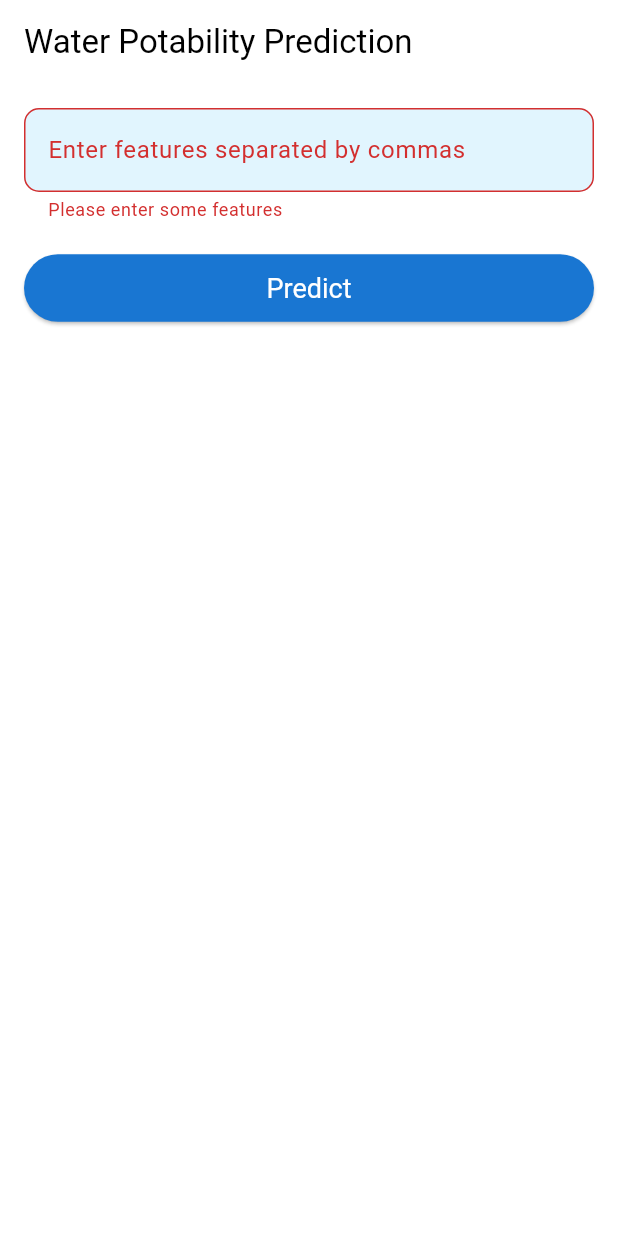
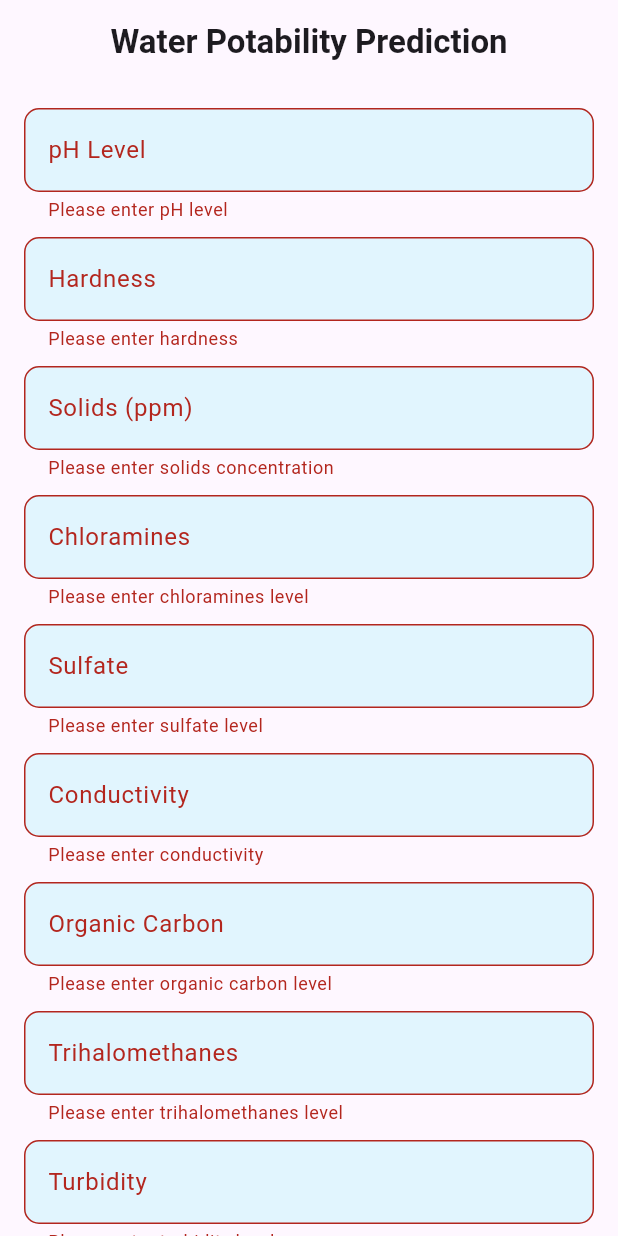
Before and after one commit to makuachteny/water-potability, a Flutter app: the screen it shows after launch, after a tap on "Predict", on a phone screen of 412 x 824 dp. Run offline on Flutter 3.47's test engine with Material 3 defaults, Android fonts, the phone set to English and light mode, and no system bars.

Commit message:
update UI

```diff
--- a/water_potability_app/lib/main.dart
+++ b/water_potability_app/lib/main.dart
@@ -1,12 +1,9 @@
-// ignore_for_file: library_private_types_in_public_api
-
 import 'package:flutter/material.dart';
 import 'results_screen.dart';
 
 void main() {
   runApp(const MyApp());
 }
-
 
 class MyApp extends StatelessWidget {
   const MyApp({super.key});
@@ -17,6 +14,8 @@ class MyApp extends StatelessWidget {
       debugShowCheckedModeBanner: false,
       title: 'Water Potability Prediction',
       theme: ThemeData(
+        primarySwatch: Colors.blue,
+        hintColor: Colors.lightBlueAccent,
         visualDensity: VisualDensity.adaptivePlatformDensity,
         inputDecorationTheme: InputDecorationTheme(
           filled: true,
@@ -27,14 +26,14 @@ class MyApp extends StatelessWidget {
         ),
         elevatedButtonTheme: ElevatedButtonThemeData(
           style: ElevatedButton.styleFrom(
-            foregroundColor: Colors.white, backgroundColor: Colors.blue[700],
+            foregroundColor: Colors.white,
+            backgroundColor: Colors.blue[700],
             textStyle: const TextStyle(fontSize: 18),
             padding: const EdgeInsets.symmetric(horizontal: 16, vertical: 12),
           ),
-        ), colorScheme: ColorScheme.fromSwatch(primarySwatch: Colors.blue).copyWith(secondary: Colors.lightBlueAccent),
         ),
-      // ignore: prefer_const_constructors
-      home: PredictionForm(),
+      ),
+      home: const PredictionForm(),
     );
   }
 }
@@ -43,26 +42,47 @@ class PredictionForm extends StatefulWidget {
   const PredictionForm({super.key});
 
   @override
+  // ignore: library_private_types_in_public_api
   _PredictionFormState createState() => _PredictionFormState();
 }
 
 class _PredictionFormState extends State<PredictionForm> {
   final _formKey = GlobalKey<FormState>();
-  final TextEditingController _featuresController = TextEditingController();
+
+  final TextEditingController _phController = TextEditingController();
+  final TextEditingController _hardnessController = TextEditingController();
+  final TextEditingController _solidsController = TextEditingController();
+  final TextEditingController _chloraminesController = TextEditingController();
+  final TextEditingController _sulfateController = TextEditingController();
+  final TextEditingController _conductivityController = TextEditingController();
+  final TextEditingController _organicCarbonController =
+      TextEditingController();
+  final TextEditingController _trihalomethanesController =
+      TextEditingController();
+  final TextEditingController _turbidityController = TextEditingController();
 
   void _navigateToResultsScreen(String prediction) {
     Navigator.push(
       context,
       MaterialPageRoute(
-          builder: (context) => ResultsScreen(prediction: prediction)),
+        builder: (context) => ResultsScreen(prediction: prediction),
+      ),
     );
   }
 
   @override
   Widget build(BuildContext context) {
     return Scaffold(
-      appBar: AppBar(title: const Text('Water Potability Prediction')),
-      body: Padding(
+      appBar: AppBar(
+        title: const Center(
+          child: Text(
+            'Water Potability Prediction',
+            style: TextStyle(fontWeight: FontWeight.bold),
+          ),
+        ),
+      ),
+      body: SingleChildScrollView(
+        child: Padding(
           padding: const EdgeInsets.all(16.0),
           child: Form(
             key: _formKey,
@@ -70,14 +90,126 @@ class _PredictionFormState extends State<PredictionForm> {
               crossAxisAlignment: CrossAxisAlignment.stretch,
               children: <Widget>[
                 TextFormField(
-                controller: _featuresController,
+                  controller: _phController,
                   decoration: const InputDecoration(
-                  labelText: 'Enter features separated by commas',
-                  hintText: 'e.g. 7.1,3.4,5.6,2.1',
+                    labelText: 'pH Level',
+                    hintText: 'e.g. 7.1',
                   ),
                   validator: (value) {
                     if (value == null || value.isEmpty) {
-                    return 'Please enter some features';
+                      return 'Please enter pH level';
+                    }
+                    return null;
+                  },
+                ),
+                const SizedBox(height: 10),
+                TextFormField(
+                  controller: _hardnessController,
+                  decoration: const InputDecoration(
+                    labelText: 'Hardness',
+                    hintText: 'e.g. 150',
+                  ),
+                  validator: (value) {
+                    if (value == null || value.isEmpty) {
+                      return 'Please enter hardness';
+                    }
+                    return null;
+                  },
+                ),
+                const SizedBox(height: 10),
+                TextFormField(
+                  controller: _solidsController,
+                  decoration: const InputDecoration(
+                    labelText: 'Solids (ppm)',
+                    hintText: 'e.g. 12000',
+                  ),
+                  validator: (value) {
+                    if (value == null || value.isEmpty) {
+                      return 'Please enter solids concentration';
+                    }
+                    return null;
+                  },
+                ),
+                const SizedBox(height: 10),
+                TextFormField(
+                  controller: _chloraminesController,
+                  decoration: const InputDecoration(
+                    labelText: 'Chloramines',
+                    hintText: 'e.g. 6.5',
+                  ),
+                  validator: (value) {
+                    if (value == null || value.isEmpty) {
+                      return 'Please enter chloramines level';
+                    }
+                    return null;
+                  },
+                ),
+                const SizedBox(height: 10),
+                TextFormField(
+                  controller: _sulfateController,
+                  decoration: const InputDecoration(
+                    labelText: 'Sulfate',
+                    hintText: 'e.g. 200',
+                  ),
+                  validator: (value) {
+                    if (value == null || value.isEmpty) {
+                      return 'Please enter sulfate level';
+                    }
+                    return null;
+                  },
+                ),
+                const SizedBox(height: 10),
+                TextFormField(
+                  controller: _conductivityController,
+                  decoration: const InputDecoration(
+                    labelText: 'Conductivity',
+                    hintText: 'e.g. 400',
+                  ),
+                  validator: (value) {
+                    if (value == null || value.isEmpty) {
+                      return 'Please enter conductivity';
+                    }
+                    return null;
+                  },
+                ),
+                const SizedBox(height: 10),
+                TextFormField(
+                  controller: _organicCarbonController,
+                  decoration: const InputDecoration(
+                    labelText: 'Organic Carbon',
+                    hintText: 'e.g. 10',
+                  ),
+                  validator: (value) {
+                    if (value == null || value.isEmpty) {
+                      return 'Please enter organic carbon level';
+                    }
+                    return null;
+                  },
+                ),
+                const SizedBox(height: 10),
+                TextFormField(
+                  controller: _trihalomethanesController,
+                  decoration: const InputDecoration(
+                    labelText: 'Trihalomethanes',
+                    hintText: 'e.g. 80',
+                  ),
+                  validator: (value) {
+                    if (value == null || value.isEmpty) {
+                      return 'Please enter trihalomethanes level';
+                    }
+                    return null;
+                  },
+                ),
+                const SizedBox(height: 10),
+                TextFormField(
+                  controller: _turbidityController,
+                  decoration: const InputDecoration(
+                    labelText: 'Turbidity',
+                    hintText: 'e.g. 4.5',
+                  ),
+                  validator: (value) {
+                    if (value == null || value.isEmpty) {
+                      return 'Please enter turbidity level';
                     }
                     return null;
                   },
@@ -86,8 +218,9 @@ class _PredictionFormState extends State<PredictionForm> {
                 ElevatedButton(
                   onPressed: () {
                     if (_formKey.currentState!.validate()) {
-                    // Call the api here
-                    _navigateToResultsScreen("Dummy Prediction Result");
+                      // Dummy prediction result for now
+                      String dummyPrediction = "Water is potable";
+                      _navigateToResultsScreen(dummyPrediction);
                     }
                   },
                   child: const Text('Predict'),
@@ -96,6 +229,7 @@ class _PredictionFormState extends State<PredictionForm> {
             ),
           ),
         ),
+      ),
     );
   }
 }
--- a/water_potability_app/lib/results_screen.dart
+++ b/water_potability_app/lib/results_screen.dart
@@ -8,29 +8,47 @@ class ResultsScreen extends StatelessWidget {
   @override
   Widget build(BuildContext context) {
     return Scaffold(
-      appBar: AppBar(title: const Text('Prediction Results')),
+      appBar: AppBar(
+        title: const Text('Prediction Results'),
+        centerTitle: true,
+      ),
       body: Center(
         child: Padding(
-          padding: const EdgeInsets.all(16.0),
+          padding: const EdgeInsets.all(20.0),
           child: Column(
             mainAxisAlignment: MainAxisAlignment.center,
             crossAxisAlignment: CrossAxisAlignment.center,
             children: [
-              const Text(
-                'Prediction:',
-                style: TextStyle(fontSize: 24, fontWeight: FontWeight.bold),
+              Container(
+                padding: const EdgeInsets.all(20.0),
+                decoration: BoxDecoration(
+                  color: Colors.blue.shade50,
+                  borderRadius: BorderRadius.circular(15.0),
+                ),
+                child: Text(
+                  prediction,
+                  style: const TextStyle(
+                    fontSize: 24,
+                    fontWeight: FontWeight.bold,
+                    color: Colors.blue,
+                  ),
+                  textAlign: TextAlign.center,
+                ),
               ),
-              const SizedBox(height: 20),
-              Text(
-                prediction,
-                style: const TextStyle(fontSize: 22, color: Colors.blue),
-                textAlign: TextAlign.center,
-              ),
-              const SizedBox(height: 20),
+              const SizedBox(height: 40),
               ElevatedButton(
                 onPressed: () {
                   Navigator.pop(context);
                 },
+                style: ElevatedButton.styleFrom(
+                  padding:
+                      const EdgeInsets.symmetric(horizontal: 50, vertical: 15),
+                  backgroundColor: Colors.blue,
+                  textStyle: const TextStyle(fontSize: 18),
+                  shape: RoundedRectangleBorder(
+                    borderRadius: BorderRadius.circular(10),
+                  ),
+                ),
                 child: const Text('Go Back'),
               ),
             ],
```
Lines whose indentation alone changed are shown as unchanged.
